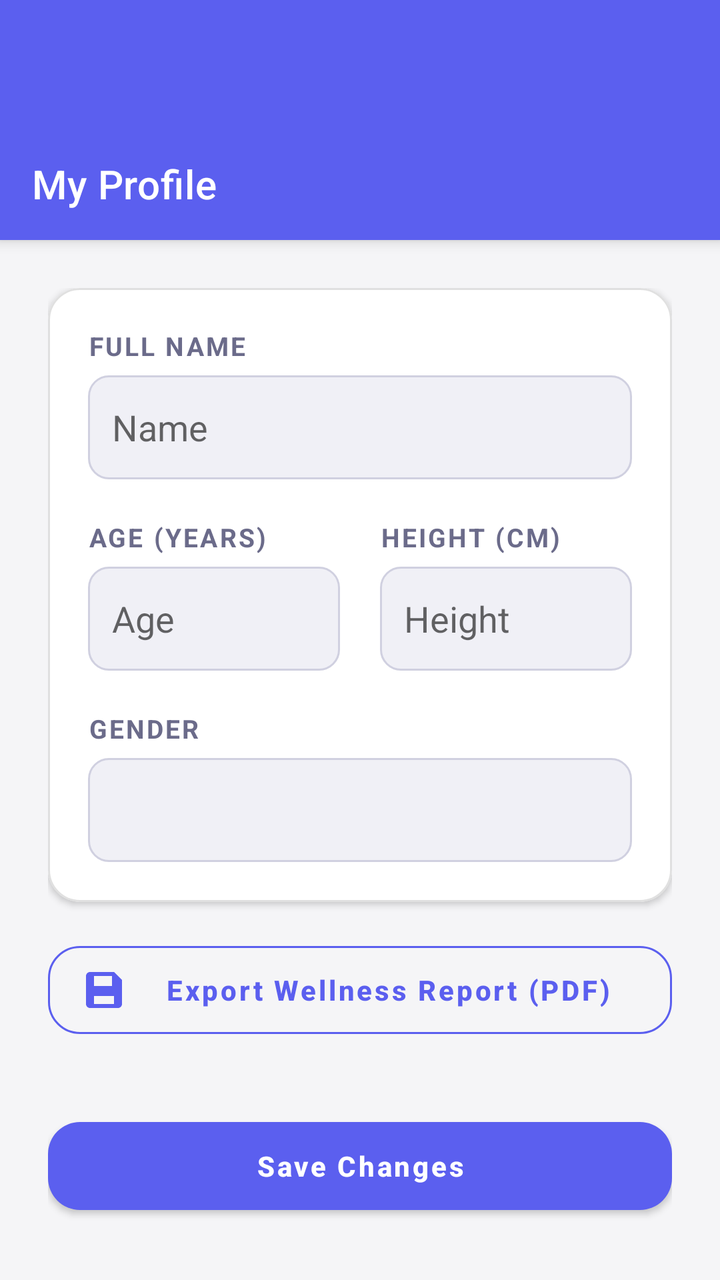
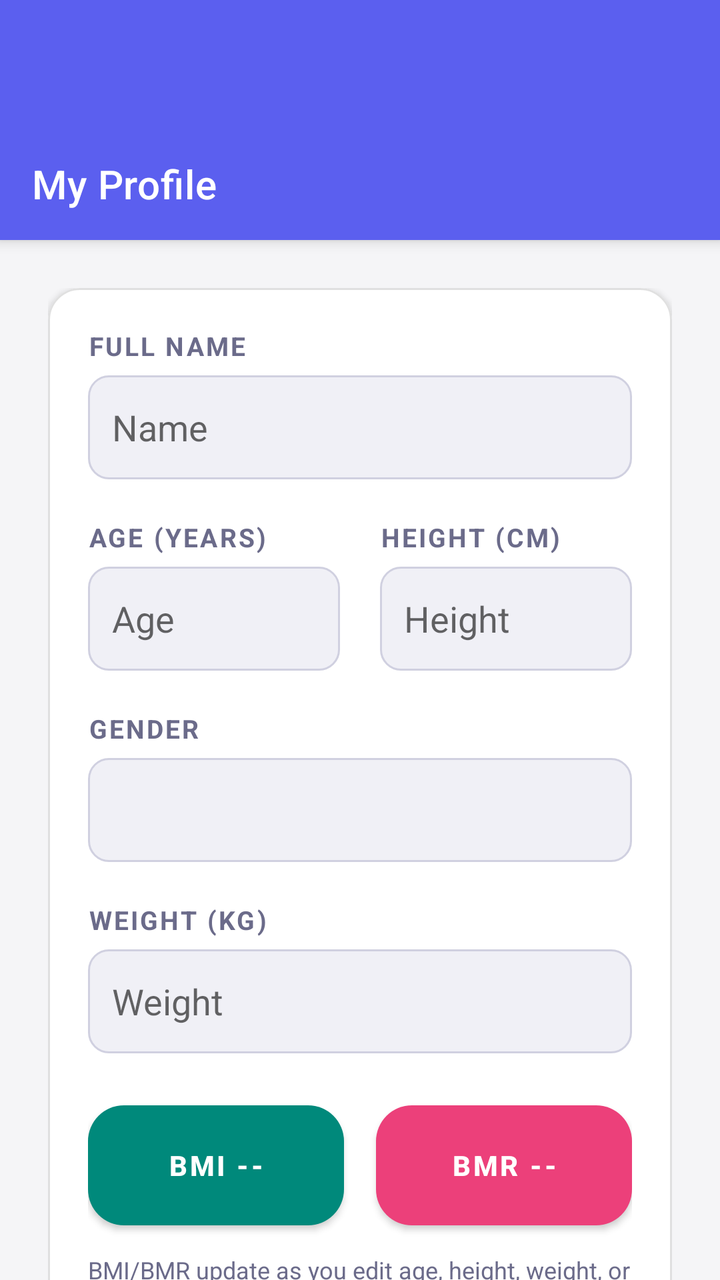

The first picture is an Android layout as it rendered before a commit; the second is the same layout after the commit. The layout source and the unified diff follow.
<!-- AndroidManifest.xml: application theme Theme.DailyRoutine -->
<!-- res/layout/activity_profile.xml -->
<?xml version="1.0" encoding="utf-8"?>
<androidx.coordinatorlayout.widget.CoordinatorLayout xmlns:android="http://schemas.android.com/apk/res/android"
    xmlns:app="http://schemas.android.com/apk/res-auto"
    android:layout_width="match_parent"
    android:layout_height="match_parent"
    android:background="@color/bgPage">

    <com.google.android.material.appbar.AppBarLayout
        android:layout_width="match_parent"
        android:layout_height="wrap_content"
        android:background="@color/primary"
        android:paddingTop="64dp">

        <androidx.appcompat.widget.Toolbar
            android:id="@+id/toolbar"
            android:layout_width="match_parent"
            android:layout_height="?attr/actionBarSize"
            app:title="My Profile"
            app:titleTextColor="@android:color/white"/>

    </com.google.android.material.appbar.AppBarLayout>

    <androidx.core.widget.NestedScrollView
        android:layout_width="match_parent"
        android:layout_height="match_parent"
        android:paddingBottom="80dp"
        android:clipToPadding="false"
        app:layout_behavior="@string/appbar_scrolling_view_behavior">

        <LinearLayout
            android:layout_width="match_parent"
            android:layout_height="wrap_content"
            android:orientation="vertical"
            android:padding="24dp">

            <com.google.android.material.card.MaterialCardView
                android:layout_width="match_parent"
                android:layout_height="wrap_content"
                app:cardCornerRadius="16dp"
                app:cardElevation="2dp"
                app:strokeWidth="1dp"
                app:strokeColor="@color/cardStroke">

                <LinearLayout
                    android:layout_width="match_parent"
                    android:layout_height="wrap_content"
                    android:orientation="vertical"
                    android:padding="20dp">

                    <TextView style="@style/LabelText" android:text="Full Name"/>
                    <EditText
                        android:id="@+id/etProfileName"
                        android:layout_width="match_parent"
                        android:layout_height="52dp"
                        android:layout_marginTop="6dp"
                        android:background="@drawable/bg_field"
                        android:paddingHorizontal="12dp"
                        android:inputType="textPersonName|textCapWords"
                        android:autofillHints="name"
                        android:hint="Name"/>

                    <LinearLayout
                        android:layout_width="match_parent"
                        android:layout_height="wrap_content"
                        android:orientation="horizontal"
                        android:layout_marginTop="20dp"
                        android:baselineAligned="false">

                        <LinearLayout
                            android:layout_width="0dp"
                            android:layout_height="wrap_content"
                            android:layout_weight="1"
                            android:orientation="vertical"
                            android:layout_marginEnd="10dp">
                            <TextView style="@style/LabelText" android:text="Age (Years)"/>
                            <EditText
                                android:id="@+id/etProfileAge"
                                android:layout_width="match_parent"
                                android:layout_height="52dp"
                                android:layout_marginTop="6dp"
                                android:background="@drawable/bg_field"
                                android:paddingHorizontal="12dp"
                                android:inputType="number"
                                android:hint="Age"/>
                        </LinearLayout>

                        <LinearLayout
                            android:layout_width="0dp"
                            android:layout_height="wrap_content"
                            android:layout_weight="1"
                            android:orientation="vertical"
                            android:layout_marginStart="10dp">
                            <TextView style="@style/LabelText" android:text="Height (cm)"/>
                            <EditText
                                android:id="@+id/etProfileHeight"
                                android:layout_width="match_parent"
                                android:layout_height="52dp"
                                android:layout_marginTop="6dp"
                                android:background="@drawable/bg_field"
                                android:paddingHorizontal="12dp"
                                android:inputType="number"
                                android:hint="Height"/>
                        </LinearLayout>
                    </LinearLayout>

                    <TextView style="@style/LabelText" android:text="Gender" android:layout_marginTop="20dp"/>
                    <Spinner
                        android:id="@+id/spinnerGender"
                        android:layout_width="match_parent"
                        android:layout_height="52dp"
                        android:layout_marginTop="6dp"
                        android:background="@drawable/bg_field"/>

                </LinearLayout>
            </com.google.android.material.card.MaterialCardView>

            <com.google.android.material.button.MaterialButton
                android:id="@+id/btnExportReport"
                style="@style/Widget.MaterialComponents.Button.OutlinedButton"
                android:layout_width="match_parent"
                android:layout_height="56dp"
                android:layout_marginTop="16dp"
                android:text="Export Wellness Report (PDF)"
                android:textAllCaps="false"
                android:textStyle="bold"
                app:cornerRadius="16dp"
                app:strokeColor="@color/primary"
                app:icon="@drawable/ic_save"
                app:iconTint="@color/primary"/>

            <com.google.android.material.button.MaterialButton
                android:id="@+id/btnSaveProfile"
                android:layout_width="match_parent"
                android:layout_height="56dp"
                android:layout_marginTop="32dp"
                android:text="Save Changes"
                android:textAllCaps="false"
                android:textStyle="bold"
                app:cornerRadius="16dp"/>

        </LinearLayout>
    </androidx.core.widget.NestedScrollView>

</androidx.coordinatorlayout.widget.CoordinatorLayout>
<!-- resources referenced by this layout -->
<resources>
  <color name="bgPage">#F5F5F7</color>
  <color name="cardStroke">#E0E0E0</color>
  <color name="primary">#5B5FEF</color>
  <!-- drawable bg_field (drawable) -->
  <?xml version="1.0" encoding="utf-8"?>
  <shape xmlns:android="http://schemas.android.com/apk/res/android"
      android:shape="rectangle">
      <solid android:color="@color/fieldBg"/>
      <corners android:radius="10dp"/>
      <stroke android:width="1dp" android:color="@color/fieldStroke"/>
  </shape>
  <!-- drawable ic_save (drawable) -->
  <vector xmlns:android="http://schemas.android.com/apk/res/android" android:width="24dp" android:height="24dp" android:viewportWidth="24" android:viewportHeight="24">
      <path android:fillColor="@color/iconSuccess" android:pathData="M5,3H17L21,7V19C21,20.1 20.1,21 19,21H5C3.9,21 3,20.1 3,19V5C3,3.9 3.9,3 5,3ZM7,5V10H16V5H7ZM7,15V19H17V15H7Z"/>
  </vector>
  <style name="LabelText">
          <item name="android:layout_width">wrap_content</item>
          <item name="android:layout_height">wrap_content</item>
          <item name="android:textSize">13sp</item>
          <item name="android:textStyle">bold</item>
          <item name="android:textColor">@color/textSecondary</item>
          <item name="android:textAllCaps">true</item>
          <item name="android:letterSpacing">0.08</item>
      </style>
  <style name="Theme.DailyRoutine" parent="Theme.MaterialComponents.DayNight.NoActionBar">
          <item name="colorPrimary">@color/primary</item>
          <item name="colorPrimaryVariant">@color/primaryDark</item>
          <item name="colorOnPrimary">@android:color/white</item>
          <item name="colorSecondary">@color/accent</item>
          <item name="colorOnSecondary">@android:color/white</item>
          <item name="android:windowBackground">@color/bgPage</item>
          <item name="android:statusBarColor">@color/statusBar</item>
          <item name="android:navigationBarColor">@color/primaryDark</item>
          
          <item name="dialogCornerRadius">16dp</item>
      </style>
  <color name="fieldBg">#F0F0F6</color>
  <color name="fieldStroke">#D0D0E0</color>
  <color name="iconSuccess">#00C853</color>
  <color name="textSecondary">#6B6B8A</color>
  <color name="primaryDark">#3F41C2</color>
  <color name="accent">#7E57C2</color>
  <color name="statusBar">#5B5FEF</color>
</resources>

<!-- the commit's change to res/layout/activity_profile.xml (unified diff, before → after) -->
@@ -111,6 +111,64 @@
                         android:layout_marginTop="6dp"
                         android:background="@drawable/bg_field"/>
 
+                    <TextView style="@style/LabelText" android:text="Weight (kg)" android:layout_marginTop="20dp"/>
+                    <EditText
+                        android:id="@+id/etProfileWeight"
+                        android:layout_width="match_parent"
+                        android:layout_height="52dp"
+                        android:layout_marginTop="6dp"
+                        android:background="@drawable/bg_field"
+                        android:paddingHorizontal="12dp"
+                        android:inputType="numberDecimal"
+                        android:hint="Weight"/>
+
+                    <LinearLayout
+                        android:layout_width="match_parent"
+                        android:layout_height="wrap_content"
+                        android:layout_marginTop="20dp"
+                        android:baselineAligned="false"
+                        android:orientation="horizontal">
+
+                        <com.google.android.material.button.MaterialButton
+                            android:id="@+id/btnProfileBmi"
+                            android:layout_width="0dp"
+                            android:layout_height="72dp"
+                            android:layout_marginEnd="8dp"
+                            android:layout_weight="1"
+                            android:gravity="center"
+                            android:minHeight="72dp"
+                            android:text="BMI --"
+                            android:textAllCaps="false"
+                            android:textSize="14sp"
+                            android:textStyle="bold"
+                            app:backgroundTint="#00897B"
+                            app:cornerRadius="18dp" />
+
+                        <com.google.android.material.button.MaterialButton
+                            android:id="@+id/btnProfileBmr"
+                            android:layout_width="0dp"
+                            android:layout_height="72dp"
+                            android:layout_marginStart="8dp"
+                            android:layout_weight="1"
+                            android:gravity="center"
+                            android:minHeight="72dp"
+                            android:text="BMR --"
+                            android:textAllCaps="false"
+                            android:textSize="14sp"
+                            android:textStyle="bold"
+                            app:backgroundTint="#EC407A"
+                            app:cornerRadius="18dp" />
+                    </LinearLayout>
+
+                    <TextView
+                        android:id="@+id/tvProfileMetricsHint"
+                        android:layout_width="match_parent"
+                        android:layout_height="wrap_content"
+                        android:layout_marginTop="8dp"
+                        android:text="BMI/BMR update as you edit age, height, weight, or gender."
+                        android:textColor="@color/textSecondary"
+                        android:textSize="12sp" />
+
                 </LinearLayout>
             </com.google.android.material.card.MaterialCardView>
 
@@ -120,7 +178,7 @@
                 android:layout_width="match_parent"
                 android:layout_height="56dp"
                 android:layout_marginTop="16dp"
-                android:text="Export Wellness Report (PDF)"
+                android:text="Export 180-Day Wellness Report (PDF)"
                 android:textAllCaps="false"
                 android:textStyle="bold"
                 app:cornerRadius="16dp"
